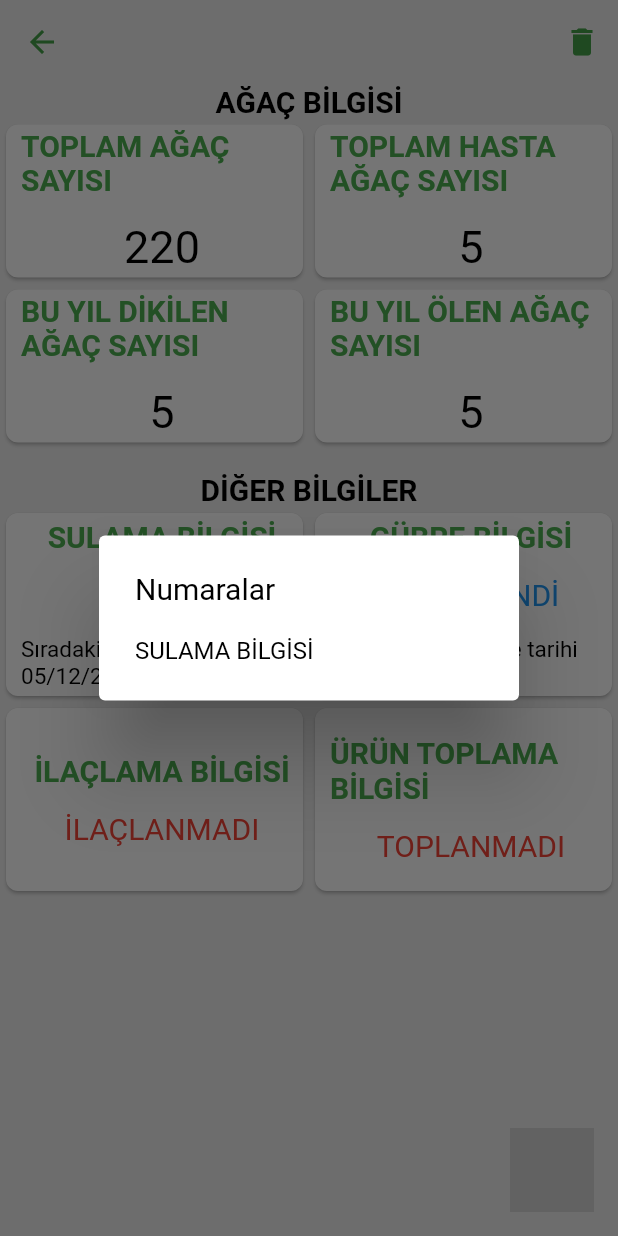
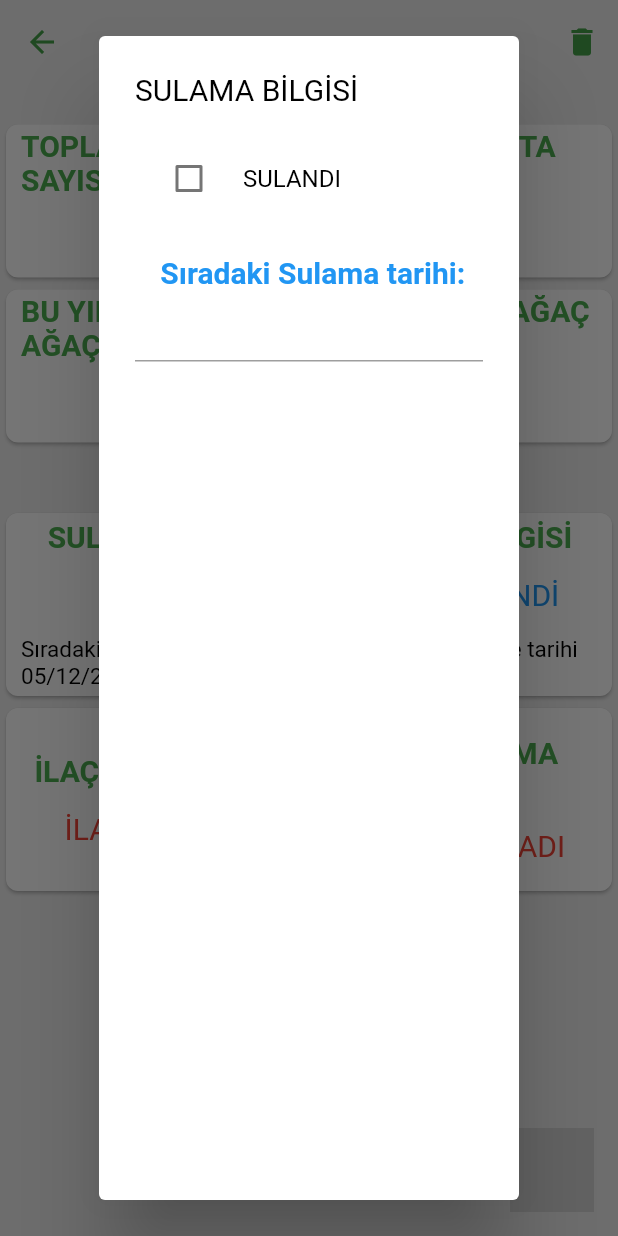
Before and after one commit to Sharaido/FarmTracker-mobil, a Flutter app: the FieldDetails screen opened directly with empty values, after a tap on "SULAMA BİLGİSİ", on a phone screen of 412 x 824 dp. Run offline on Flutter 3.47's test engine with Material 2 defaults, Android fonts, the phone set to English and light mode, and no system bars; drawn by our look-alikes of datetime_picker_formfield; our stand-ins replace charts_flutter, flutter_secure_storage, google_maps_flutter, weather; missing offline and left inert: unicorndial; accounts and stored records are empty.

Commit message:
circle button

```diff
--- a/lib/pages/field_details.dart
+++ b/lib/pages/field_details.dart
@@ -1,6 +1,8 @@
+import 'package:datetime_picker_formfield/datetime_picker_formfield.dart';
 import 'package:flutter/material.dart';
 import 'package:flutter_app/models/field.dart';
 import 'package:flutter_app/pages/map_sample.dart';
+import 'package:intl/intl.dart';
 import 'package:unicorndial/unicorndial.dart';
 import 'package:http/http.dart' as http;
 
@@ -15,6 +17,24 @@ class FieldDetails extends StatefulWidget {
   }) : super(key: key);
   @override
   _FieldDetailsState createState() => _FieldDetailsState();
+}
+
+String st = "";
+Widget noButton(st) {
+  return MaterialButton(
+    padding: EdgeInsets.zero,
+    materialTapTargetSize: MaterialTapTargetSize.shrinkWrap,
+    color: Colors.blue,
+    shape: CircleBorder(),
+    onPressed: () {},
+    child: Padding(
+      padding: EdgeInsets.zero,
+      child: Text(
+        st,
+        style: TextStyle(color: Colors.white, fontSize: 18),
+      ),
+    ),
+  );
 }
 
 Widget detailCard(String st, int count, var no, context) {
@@ -38,8 +58,20 @@ Widget detailCard(String st, int count, var no, context) {
                   showDialog(
                       context: context,
                       builder: (_) => new AlertDialog(
-                            title: new Text(st),
-                            content: new Text(no.toString()),
+                            title: new Text(
+                              st.toString().replaceAll('SAYISI', 'NUMARALARI'),
+                            ),
+                            content: Container(
+                              width: MediaQuery.of(context).size.width * .0,
+                              color: Colors.grey[200],
+                              child: GridView.count(
+                                childAspectRatio: 1,
+                                crossAxisCount: (no.length / 20).toInt() + 5,
+                                children: List.generate(no.length, (index) {
+                                  return noButton(no[index].toString());
+                                }),
+                              ),
+                            ),
                             actions: <Widget>[
                               FlatButton(
                                 child: Text('Ekle'),
@@ -90,6 +122,38 @@ Widget detailCard(String st, int count, var no, context) {
 }
 
 class _FieldDetailsState extends State<FieldDetails> {
+  bool checkedValue = false;
+  Widget chckbx(txt) {
+    return CheckboxListTile(
+      title: Text(txt),
+      value: checkedValue,
+      onChanged: (newValue) {
+        setState(() {
+          checkedValue = newValue;
+        });
+      },
+      controlAffinity: ListTileControlAffinity.leading, //  <-- leading Checkbox
+    );
+  }
+
+  Widget datepck() {
+    return DateTimeField(
+      format: DateFormat("yyyy-MM-dd"),
+      onShowPicker: (context, currentValue) {
+        return showDatePicker(
+            context: context,
+            helpText: 'Time',
+            fieldHintText: 'Time',
+            confirmText: 'Tamam',
+            cancelText: 'İptal',
+            fieldLabelText: 'Tarih giriniz.',
+            firstDate: DateTime(1900),
+            initialDate: currentValue ?? DateTime.now(),
+            lastDate: DateTime(2100));
+      },
+    );
+  }
+
   Widget otherCard(String st, bool bl, DateTime dt, context) {
     return Flexible(
       child: Container(
@@ -110,11 +174,58 @@ class _FieldDetailsState extends State<FieldDetails> {
                   onTap: () {
                     //print(no);
                     showDialog(
-                        context: context,
-                        builder: (_) => new AlertDialog(
-                              title: new Text("Numaralar"),
-                              content: new Text(st.toString()),
-                            ));
+                      context: context,
+                      builder: (_) => new AlertDialog(
+                        title: new Text(st.toString()),
+                        content: Column(
+                          children: [
+                            if (1 == 1 && st.contains("SU")) chckbx("SULANDI"),
+                            if (1 == 1 && st.contains("SU"))
+                              Text(
+                                "\n Sıradaki Sulama tarihi:",
+                                style: TextStyle(
+                                    fontWeight: FontWeight.bold,
+                                    fontSize: 20.0,
+                                    color: Colors.blue.withOpacity(1.0)),
+                              ),
+                            if (1 == 1 && st.contains("SU")) datepck(),
+                            if (1 == 1 && st.contains("GÜBRE"))
+                              chckbx("GÜBRELENDİ"),
+                            if (1 == 1 && st.contains("GÜBRE"))
+                              Text(
+                                "\n Sıradaki Gübreleme tarihi:",
+                                style: TextStyle(
+                                    fontWeight: FontWeight.bold,
+                                    fontSize: 20.0,
+                                    color: Colors.blue.withOpacity(1.0)),
+                              ),
+                            if (1 == 1 && st.contains("GÜBRE")) datepck(),
+                            if (1 == 1 && st.contains("İLAÇ"))
+                              chckbx("İLAÇLANDI"),
+                            if (1 == 1 && st.contains("İLAÇ"))
+                              Text(
+                                "\n Sıradaki İlaçlama tarihi:",
+                                style: TextStyle(
+                                    fontWeight: FontWeight.bold,
+                                    fontSize: 20.0,
+                                    color: Colors.blue.withOpacity(1.0)),
+                              ),
+                            if (1 == 1 && st.contains("İLAÇ")) datepck(),
+                            if (1 == 1 && st.contains("TOPLA"))
+                              chckbx("TOPLANDI"),
+                            if (1 == 1 && st.contains("TOPLA"))
+                              Text(
+                                "\n Sıradaki Ürün toplama tarihi:",
+                                style: TextStyle(
+                                    fontWeight: FontWeight.bold,
+                                    fontSize: 20.0,
+                                    color: Colors.blue.withOpacity(1.0)),
+                              ),
+                            if (1 == 1 && st.contains("TOPLA")) datepck(),
+                          ],
+                        ),
+                      ),
+                    );
                   },
                   child: Column(
                     mainAxisAlignment: MainAxisAlignment.center,
@@ -304,8 +415,32 @@ class _FieldDetailsState extends State<FieldDetails> {
                   mainAxisAlignment: MainAxisAlignment.center,
                   mainAxisSize: MainAxisSize.min,
                   children: <Widget>[
-                    detailCard("TOPLAM AĞAÇ SAYISI", 220,
-                        [1, 2, 3, 6, 1, 8, 13], context),
+                    detailCard(
+                        "TOPLAM AĞAÇ SAYISI",
+                        220,
+                        [
+                          1,
+                          2,
+                          3,
+                          4,
+                          5,
+                          6,
+                          7,
+                          8,
+                          9,
+                          10,
+                          11,
+                          12,
+                          13,
+                          14,
+                          15,
+                          16,
+                          17,
+                          18,
+                          19,
+                          20
+                        ],
+                        context),
                     detailCard("TOPLAM HASTA AĞAÇ SAYISI", 5, [3, 6, 1, 8, 13],
                         context),
                   ]),
```
